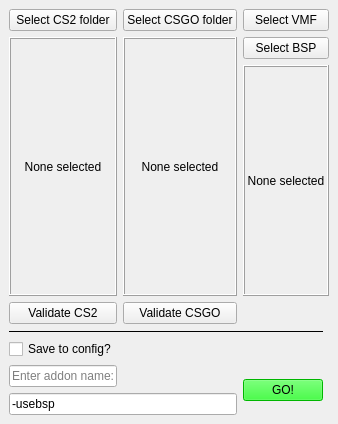
Above: src/ui/interface.ui from LaplaceTor/cs2-map-importer before the change. Below: the same form after it.
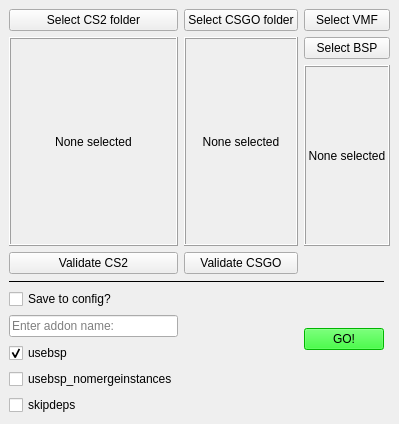
That is the form after the change.

Commit message: feat: Replace launch options text input with checkboxes

Patch:
```diff
--- a/src/ui/interface.ui
+++ b/src/ui/interface.ui
@@ -118,13 +118,27 @@
       </item>
      </layout>
     </item>
-    <item row="7" column="1" colspan="2">
-     <widget class="QLineEdit" name="launch_options_edit">
+    <item row="7" column="1">
+     <widget class="QCheckBox" name="usebsp_checkbox">
       <property name="text">
-       <string>-usebsp</string>
+       <string>usebsp</string>
       </property>
-      <property name="placeholderText">
-       <string>Enter launch options:</string>
+      <property name="checked">
+       <bool>true</bool>
+      </property>
+     </widget>
+    </item>
+    <item row="8" column="1">
+     <widget class="QCheckBox" name="usebsp_nomergeinstances_checkbox">
+      <property name="text">
+       <string>usebsp_nomergeinstances</string>
+      </property>
+     </widget>
+    </item>
+    <item row="9" column="1">
+     <widget class="QCheckBox" name="skipdeps_checkbox">
+      <property name="text">
+       <string>skipdeps</string>
       </property>
      </widget>
     </item>
```
The commit also changes 2 other files.
